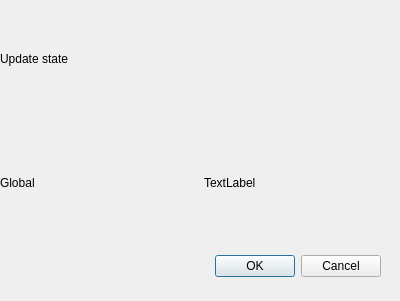
Qt form gui/qt/ui/updatedialog.ui (armadito/armadito-av) before a commit.
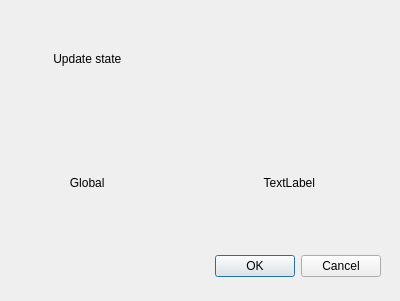
The same form after that commit.

```diff
--- a/gui/qt/ui/updatedialog.ui
+++ b/gui/qt/ui/updatedialog.ui
@@ -42,21 +42,21 @@
     <item row="0" column="0">
      <widget class="QLabel" name="label">
       <property name="text">
-       <string>Update state</string>
+       <string>                Update state</string>
       </property>
      </widget>
     </item>
     <item row="1" column="0">
      <widget class="QLabel" name="label_2">
       <property name="text">
-       <string>Global</string>
+       <string>                     Global</string>
       </property>
      </widget>
     </item>
     <item row="1" column="1">
      <widget class="QLabel" name="label_3">
       <property name="text">
-       <string>TextLabel</string>
+       <string>                  TextLabel</string>
       </property>
      </widget>
     </item>
```
